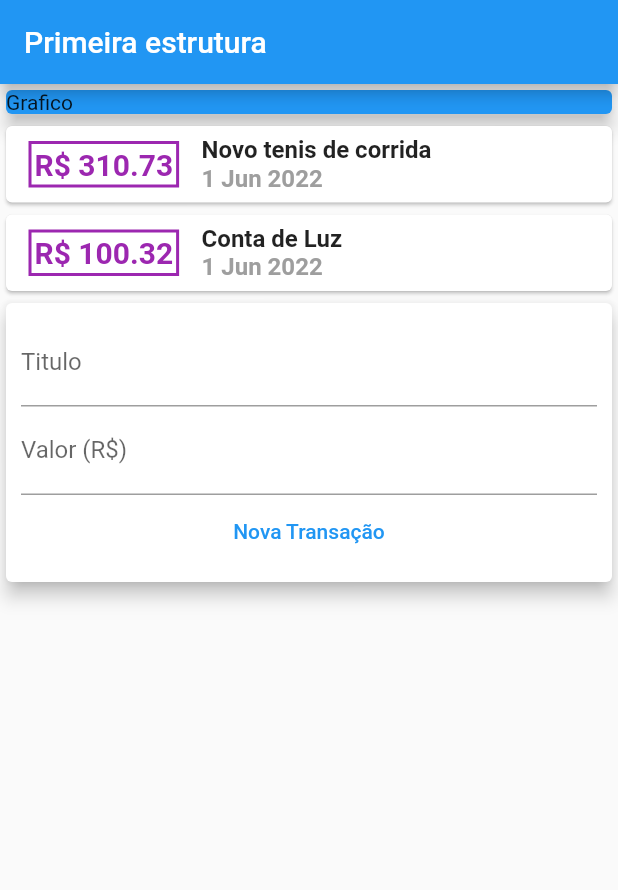
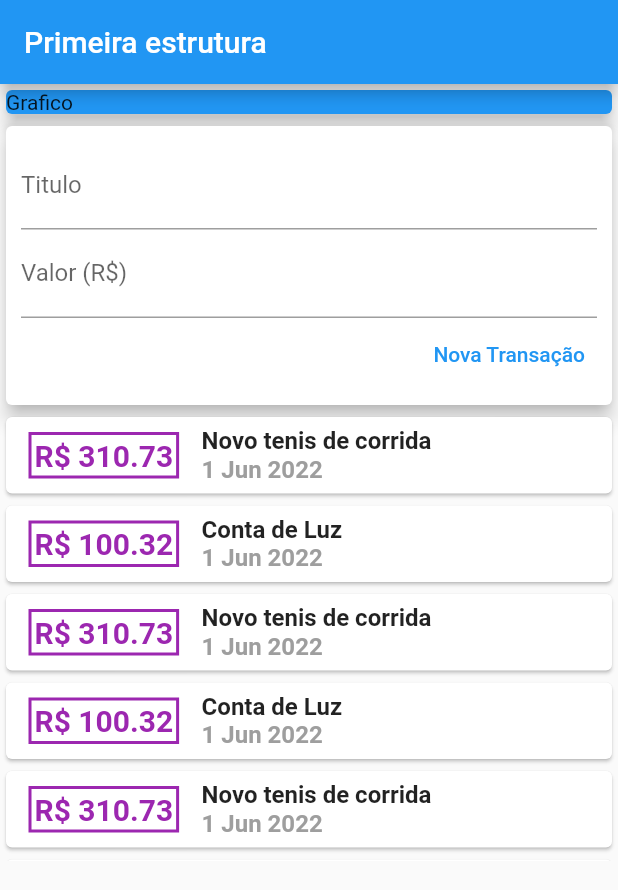
Before and after one commit to cacciatorieric/despesas_pessoais, a Flutter app: the screen it shows after launch, after a tap on "Nova Transação", on a phone screen of 412 x 824 dp. Shown: the top 890 px of the screen. Run offline on Flutter 3.47's test engine with Material 2 defaults, Android fonts, the phone set to English and light mode, and no system bars.

Commit message:
otimizacao listview

```diff
--- a/despesas_pessoais/lib/components/transaction_form.dart
+++ b/despesas_pessoais/lib/components/transaction_form.dart
@@ -1,10 +1,16 @@
 import 'package:flutter/material.dart';
 
 class TransactionForm extends StatelessWidget {
-  TransactionForm({Key? key}) : super(key: key);
+  TransactionForm(
+    this.onSubmit,
+  );
 
   final titleController = TextEditingController();
   final valueController = TextEditingController();
+
+  //Este widget precisa se comunicar com o "widget pai", para isso criamos uma função (que recebe os tipos de dados que ele vai transmitir, e um construtor para receber argumentos.)
+
+  final void Function(String, double) onSubmit;
 
   @override
   Widget build(BuildContext context) {
@@ -22,12 +28,18 @@ class TransactionForm extends StatelessWidget {
               controller: valueController,
               decoration: const InputDecoration(labelText: 'Valor (R\$)'),
             ),
-            TextButton(
-              onPressed: () {
-                debugPrint(titleController.text);
-                debugPrint(valueController.text);
-              },
-              child: const Text('Nova Transação'),
+            Row(
+              mainAxisAlignment: MainAxisAlignment.end,
+              children: [
+                TextButton(
+                  onPressed: () {
+                    final title = titleController.text;
+                    final value = double.tryParse(valueController.text) ?? 0.0;
+                    onSubmit(title, value);
+                  },
+                  child: const Text('Nova Transação'),
+                ),
+              ],
             ),
           ],
         ),
--- a/despesas_pessoais/lib/components/transaction_list.dart
+++ b/despesas_pessoais/lib/components/transaction_list.dart
@@ -3,17 +3,18 @@ import 'package:intl/intl.dart';
 import '../models/transactions.dart';
 
 class TransactionList extends StatelessWidget {
-
   final List<Transaction>? transactions;
   // ignore: use_key_in_widget_constructors
   const TransactionList(this.transactions);
 
   @override
   Widget build(BuildContext context) {
-    return Column(
-      children: transactions!.map(
-        (tr) {
-          //Map usado para converter a lista em um elemento visual
+    return Container(
+      height: 300,
+      child: ListView.builder(
+        itemCount: transactions!.length,
+        itemBuilder: (ctx, index) {
+          final tr = transactions![index];
           return Card(
 //O "elemento tr" vai percorrer a lista e por agora vai pegar apenas o title
             child: Row(
@@ -56,9 +57,10 @@ class TransactionList extends StatelessWidget {
                   ],
                 )
               ],
-          ));
+            ),
+          );
         },
-      ).toList(),
+      ),
     );
   }
 }
--- a/despesas_pessoais/lib/components/transaction_user.dart
+++ b/despesas_pessoais/lib/components/transaction_user.dart
@@ -1,3 +1,5 @@
+import 'dart:math';
+
 import 'package:flutter/material.dart';
 import '../models/transactions.dart';
 import 'transaction_form.dart';
@@ -23,13 +25,68 @@ class _TransactionUserState extends State<TransactionUser> {
       value: 100.32,
       date: DateTime.now(),
     ),
+
+    Transaction(
+      id: 't1',
+      title: 'Novo tenis de corrida',
+      value: 310.73,
+      date: DateTime.now(),
+    ),
+    Transaction(
+      id: 't2',
+      title: 'Conta de Luz',
+      value: 100.32,
+      date: DateTime.now(),
+    ),
+
+    Transaction(
+      id: 't1',
+      title: 'Novo tenis de corrida',
+      value: 310.73,
+      date: DateTime.now(),
+    ),
+    Transaction(
+      id: 't2',
+      title: 'Conta de Luz',
+      value: 100.32,
+      date: DateTime.now(),
+    ),
+
+    Transaction(
+      id: 't1',
+      title: 'Novo tenis de corrida',
+      value: 310.73,
+      date: DateTime.now(),
+    ),
+    Transaction(
+      id: 't2',
+      title: 'Conta de Luz',
+      value: 100.32,
+      date: DateTime.now(),
+    ),
+
+
   ];
+
+  _addTransaction(String title, double value) {
+    final newTransaction = Transaction(
+      id: Random().nextDouble().toString(),
+      title: title,
+      value: value,
+      date: DateTime.now(),
+    );
+
+    setState(() {
+      _transactions.add(newTransaction);
+    });
+  }
+
   @override
   Widget build(BuildContext context) {
     return Column(
       children: [
+        TransactionForm(_addTransaction),
         TransactionList(_transactions),
-        TransactionForm(),
       ],
     );
   }
```
Lines whose indentation alone changed are shown as unchanged.
